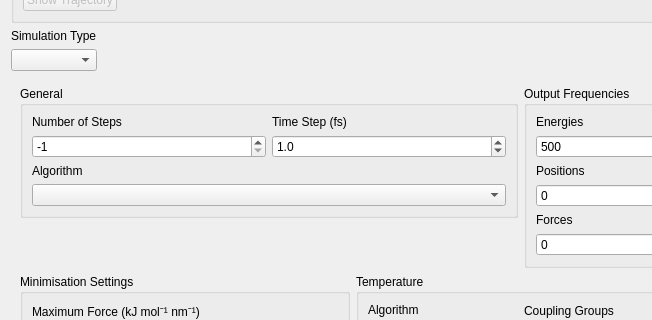
The window that ui/simulationsetupform.ui (breuerss/gromacs-ui) describes before a commit, drawn with Qt 5; both pictures show x 0 to 652 and y 129 to 449 of the 1042 by 861 pixel window.
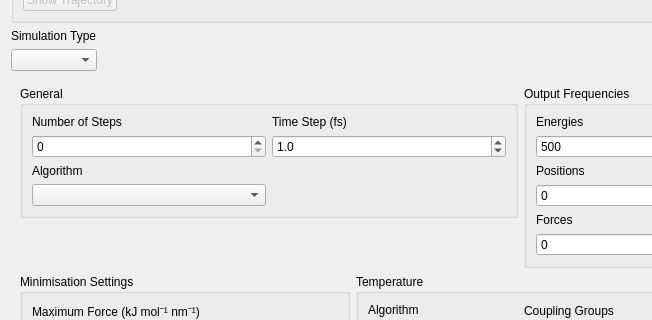
The same window after the commit. Icons and pictures are not drawn.

Commit message: feature: allow more than 2million steps by using double instead of int

```diff
--- a/ui/simulationsetupform.ui
+++ b/ui/simulationsetupform.ui
@@ -534,10 +534,8 @@
         <property name="title">
          <string>General</string>
         </property>
-        <layout class="QVBoxLayout" name="verticalLayout_18">
-         <item>
-          <layout class="QHBoxLayout" name="horizontalLayout">
-           <item>
+        <layout class="QGridLayout" name="gridLayout_4">
+         <item row="0" column="0">
             <layout class="QVBoxLayout" name="verticalLayout_2">
              <item>
               <widget class="QLabel" name="noOfStepsLabel">
@@ -547,21 +545,18 @@
               </widget>
              </item>
              <item>
-              <widget class="QSpinBox" name="numberOfSteps">
-               <property name="minimum">
-                <number>-1</number>
+            <widget class="QDoubleSpinBox" name="numberOfSteps">
+             <property name="decimals">
+              <number>0</number>
                </property>
                <property name="maximum">
-                <number>99999999</number>
-               </property>
-               <property name="value">
-                <number>-1</number>
+              <double>1000000000000000000000.000000000000000</double>
                </property>
               </widget>
              </item>
             </layout>
            </item>
-           <item>
+         <item row="0" column="1">
             <layout class="QVBoxLayout" name="verticalLayout_8">
              <item>
               <widget class="QLabel" name="timeStepLabel">
@@ -585,9 +580,7 @@
              </item>
             </layout>
            </item>
-          </layout>
-         </item>
-         <item>
+         <item row="1" column="0">
           <layout class="QVBoxLayout" name="verticalLayout_3">
            <item>
             <widget class="QLabel" name="algorithmLabel">
```
Lines whose indentation alone changed are shown as unchanged. The commit also changes 2 other files.
